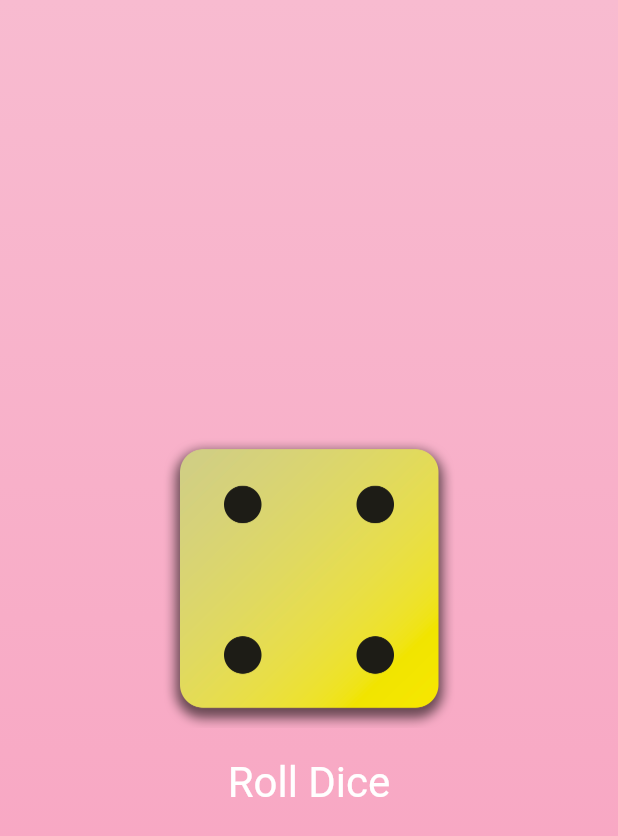
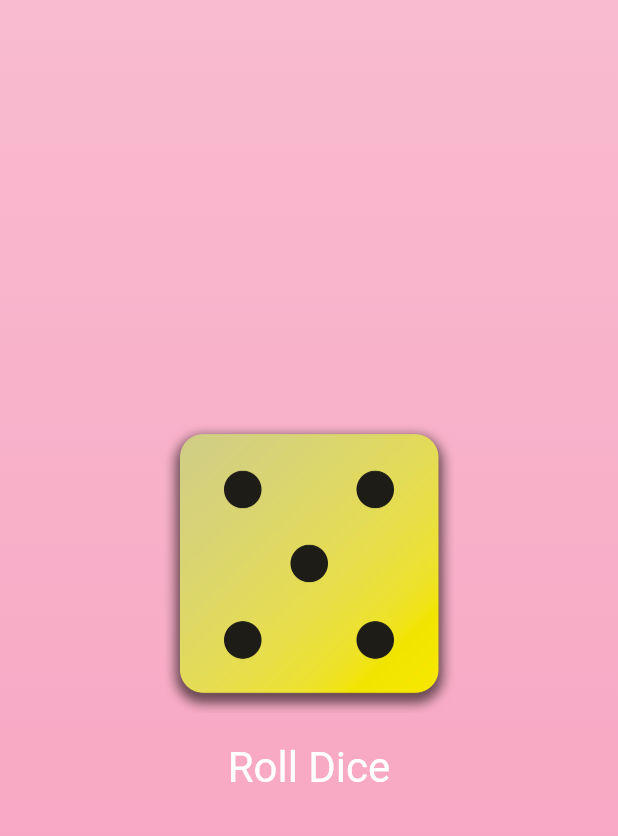
Before and after one commit to finkastwn/Dice-Roll-App, a Flutter app: the screen it shows after launch, after a tap on "Roll Dice", on a phone screen of 412 x 824 dp. Shown: the top 836 px of the screen. Run offline on Flutter 3.47's test engine with Material 2 defaults, Android fonts, the phone set to English and light mode, and no system bars.

```diff
--- a/lib/dice_roller.dart
+++ b/lib/dice_roller.dart
@@ -1,3 +1,4 @@
+import 'dart:math';
 import 'package:flutter/material.dart';
 
 class DiceRoller extends StatefulWidget {
@@ -10,11 +11,12 @@ class DiceRoller extends StatefulWidget {
 }
 
 class _DiceRollerState extends State<DiceRoller> {
-  var activeDiceImage = 'assets/images/dice-1.png';
+  final randomizer = Random();
+  var currentDiceRoll = 1;
 
   void rollDice() {
     setState(() {
-      activeDiceImage = 'assets/images/dice-4.png';
+      currentDiceRoll = randomizer.nextInt(6) + 1;
     });
   }
 
@@ -24,14 +26,14 @@ class _DiceRollerState extends State<DiceRoller> {
       mainAxisSize: MainAxisSize.min,
       children: [
         Image.asset(
-          activeDiceImage,
+          'assets/images/dice-$currentDiceRoll.png',
           width: 200,
         ),
         TextButton(
           onPressed: rollDice,
           style: TextButton.styleFrom(
-            padding: const EdgeInsets.only(
-              top: 20,
+            padding: const EdgeInsets.all(
+              20,
             ),
             foregroundColor: Colors.white,
             textStyle: const TextStyle(
```
